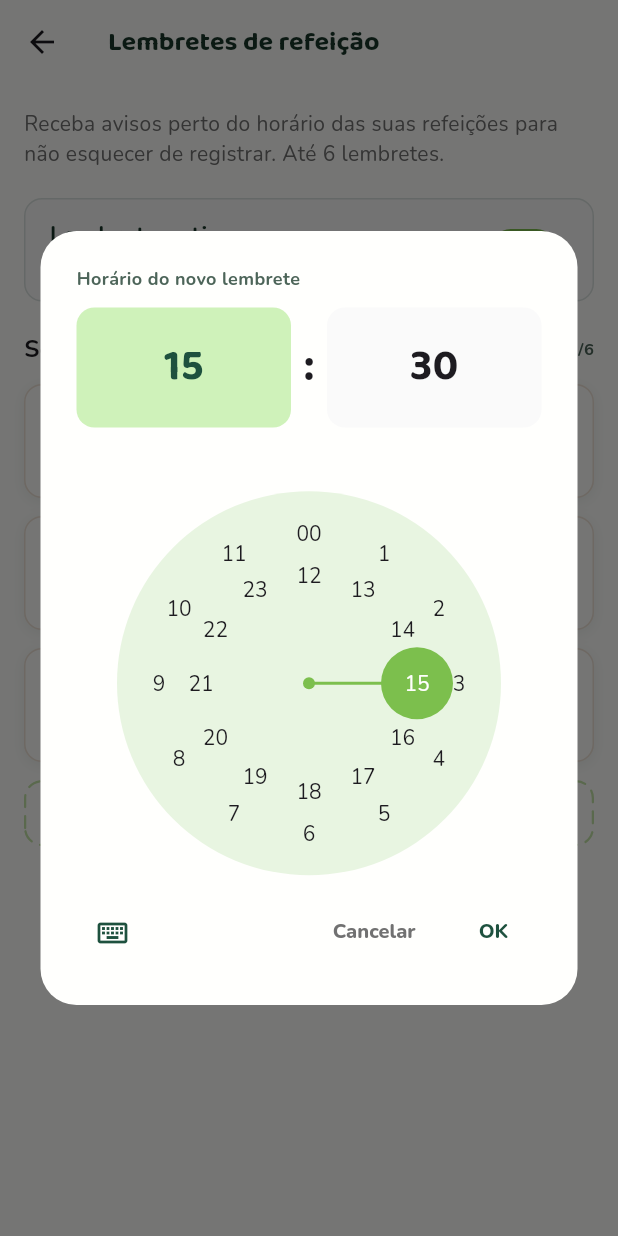
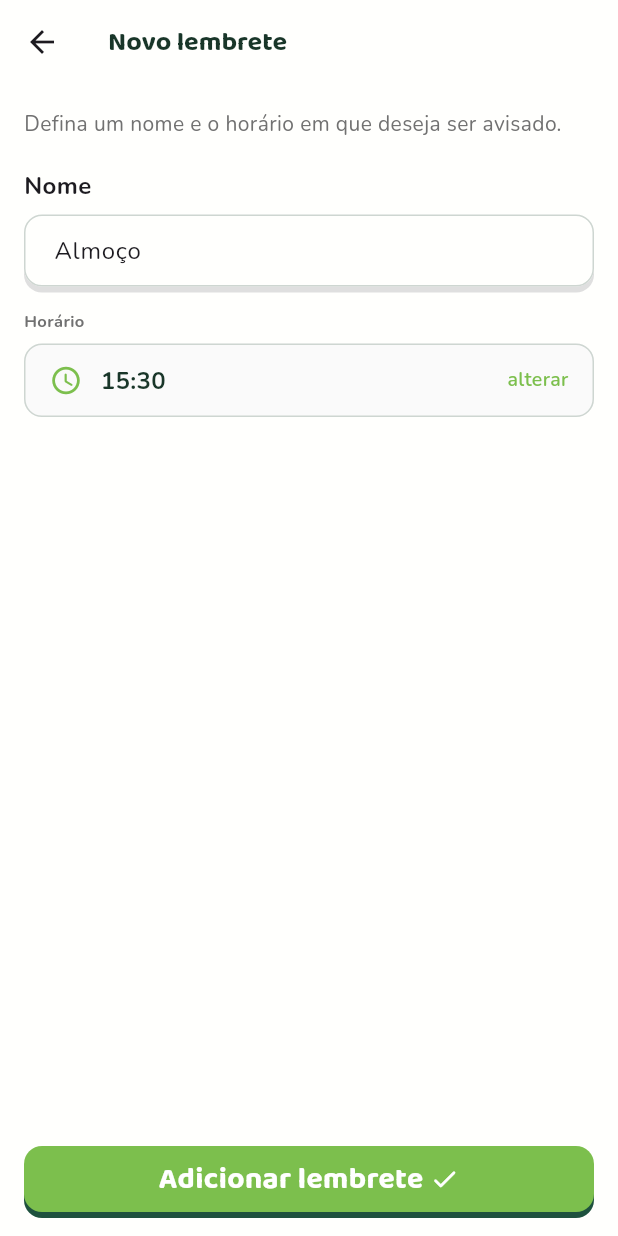
Before and after one commit to israelhub/JacalorIA-CONTADOR-DE-CALORIAS, a Flutter app: the MealRemindersPage screen opened directly, after a tap on "Adicionar lembrete", on a phone screen of 412 x 824 dp. Run offline on Flutter 3.47's test engine with Material 3 defaults, Android fonts, the phone set to English and light mode, and no system bars; our stand-ins replace cached_network_image, camera, flutter_cache_manager, flutter_local_notifications, flutter_svg, flutter_timezone and 8 more; missing offline and left inert: dart:js_interop, mobile_scanner; accounts and stored records are empty.

Commit message:
feat: pagina de criacao de lembrete com nome e horario em 24h

```diff
--- /dev/null
+++ b/frontend/lib/features/reminders/pages/meal_reminder_create_page.dart
@@ -0,0 +1,198 @@
+import 'package:flutter/material.dart';
+
+import '../../../core/notifications/meal_reminder_models.dart';
+import '../../food_analysis/helpers/food_review_helpers.dart';
+import '../../../shared/theme/app_theme.dart';
+import '../../../shared/widgets/app_button.dart';
+import '../../../shared/widgets/app_input.dart';
+import '../../../shared/widgets/app_time_picker.dart';
+
+/// Página dedicada para criar um lembrete (nome + horário).
+///
+/// Retorna um [MealReminderConfig] ao confirmar, ou `null` se cancelado.
+class MealReminderCreatePage extends StatefulWidget {
+  const MealReminderCreatePage({super.key});
+
+  @override
+  State<MealReminderCreatePage> createState() => _MealReminderCreatePageState();
+}
+
+class _MealReminderCreatePageState extends State<MealReminderCreatePage> {
+  static const _initialTime = TimeOfDay(hour: 15, minute: 30);
+
+  late final TextEditingController _titleController;
+  late TimeOfDay _time;
+  late String _suggestedTitle;
+  bool _titleEditedByUser = false;
+
+  @override
+  void initState() {
+    super.initState();
+    _time = _initialTime;
+    _suggestedTitle = foodMealTypeForHour(_time.hour).defaultTitle;
+    _titleController = TextEditingController(text: _suggestedTitle);
+  }
+
+  @override
+  void dispose() {
+    _titleController.dispose();
+    super.dispose();
+  }
+
+  bool get _canSave => _titleController.text.trim().isNotEmpty;
+
+  Future<void> _pickTime() async {
+    final picked = await showAppTimePicker(
+      context: context,
+      initialTime: _time,
+      helpText: 'Horário do lembrete',
+    );
+    if (picked == null || !mounted) {
+      return;
+    }
+
+    final nextSuggested = foodMealTypeForHour(picked.hour).defaultTitle;
+    final currentTitle = _titleController.text.trim();
+    final shouldSyncTitle =
+        !_titleEditedByUser || currentTitle == _suggestedTitle;
+
+    setState(() {
+      _time = picked;
+      _suggestedTitle = nextSuggested;
+      if (shouldSyncTitle) {
+        _titleController.text = nextSuggested;
+        _titleEditedByUser = false;
+      }
+    });
+  }
+
+  void _save() {
+    final title = _titleController.text.trim();
+    if (title.isEmpty) {
+      return;
+    }
+    Navigator.of(context).pop(
+      MealReminderConfig.custom(
+        hour: _time.hour,
+        minute: _time.minute,
+        title: title,
+      ),
+    );
+  }
+
+  String get _timeLabel {
+    final h = _time.hour.toString().padLeft(2, '0');
+    final m = _time.minute.toString().padLeft(2, '0');
+    return '$h:$m';
+  }
+
+  @override
+  Widget build(BuildContext context) {
+    return Scaffold(
+      backgroundColor: AppColors.surface,
+      appBar: AppBar(
+        title: Text(
+          'Novo lembrete',
+          style: AppTextStyles.homeSectionTitle.copyWith(
+            color: AppColors.brand900Variant,
+          ),
+        ),
+        backgroundColor: AppColors.surface,
+        surfaceTintColor: Colors.transparent,
+      ),
+      body: SafeArea(
+        child: Padding(
+          padding: const EdgeInsets.symmetric(
+            horizontal: AppSpacing.lg,
+            vertical: AppSpacing.lg,
+          ),
+          child: Column(
+            crossAxisAlignment: CrossAxisAlignment.stretch,
+            children: [
+              Text(
+                'Defina um nome e o horário em que deseja ser avisado.',
+                style: AppTextStyles.bodyMedium.copyWith(
+                  color: AppColors.textSecondary,
+                ),
+              ),
+              const SizedBox(height: AppSpacing.xl),
+              AppInputField(
+                label: 'Nome',
+                hint: 'Ex.: Lanche da tarde',
+                controller: _titleController,
+                keyboardType: TextInputType.text,
+                onChanged: (_) {
+                  setState(() {
+                    _titleEditedByUser =
+                        _titleController.text.trim() != _suggestedTitle;
+                  });
+                },
+              ),
+              const SizedBox(height: AppSpacing.lg),
+              Text(
+                'Horário',
+                style: AppTextStyles.captionStrong.copyWith(
+                  color: AppColors.textSecondary,
+                ),
+              ),
+              const SizedBox(height: AppSpacing.sm),
+              Material(
+                color: AppColors.surfaceAlt,
+                borderRadius: BorderRadius.circular(AppRadius.md),
+                child: InkWell(
+                  onTap: _pickTime,
+                  borderRadius: BorderRadius.circular(AppRadius.md),
+                  child: Container(
+                    padding: const EdgeInsets.symmetric(
+                      horizontal: AppSpacing.lg,
+                      vertical: AppSpacing.md,
+                    ),
+                    decoration: BoxDecoration(
+                      borderRadius: BorderRadius.circular(AppRadius.md),
+                      border: Border.all(color: AppColors.inputBorder),
+                    ),
+                    child: Row(
+                      children: [
+                        Icon(
+                          Icons.schedule_rounded,
+                          color: AppColors.action500,
+                          size: 22,
+                        ),
+                        const SizedBox(width: AppSpacing.md),
+                        Expanded(
+                          child: Text(
+                            _timeLabel,
+                            style: AppTextStyles.bodyLarge.copyWith(
+                              color: AppColors.brand900Variant,
+                              fontWeight: FontWeight.w700,
+                            ),
+                          ),
+                        ),
+                        Text(
+                          'alterar',
+                          style: AppTextStyles.caption.copyWith(
+                            color: AppColors.action500,
+                            fontWeight: FontWeight.w600,
+                          ),
+                        ),
+                      ],
+                    ),
+                  ),
+                ),
+              ),
+              const Spacer(),
+              SizedBox(
+                height: AppSpacing.huge + AppSpacing.xs,
+                child: AppButton(
+                  label: 'Adicionar lembrete',
+                  onPressed: _canSave ? _save : null,
+                  trailingIcon: Icons.check_rounded,
+                ),
+              ),
+            ],
+          ),
+        ),
+      ),
+    );
+  }
+}
--- a/frontend/lib/features/reminders/pages/meal_reminders_page.dart
+++ b/frontend/lib/features/reminders/pages/meal_reminders_page.dart
@@ -10,6 +10,7 @@ import '../../../shared/widgets/app_dashed_action_button.dart';
 import '../../../shared/widgets/app_page_route.dart';
 import '../../../shared/widgets/app_time_picker.dart';
 import '../../../shared/widgets/app_toast.dart';
+import 'meal_reminder_create_page.dart';
 import 'meal_reminder_name_page.dart';
 
 class MealRemindersPage extends StatefulWidget {
@@ -137,19 +138,13 @@ class _MealRemindersPageState extends State<MealRemindersPage> {
       return;
     }
 
-    final picked = await showAppTimePicker(
-      context: context,
-      initialTime: const TimeOfDay(hour: 15, minute: 30),
-      helpText: 'Horário do novo lembrete',
+    final created = await context.pushSlidePage<MealReminderConfig>(
+      const MealReminderCreatePage(),
     );
-    if (picked == null || !mounted) {
+    if (created == null || !mounted) {
       return;
     }
 
-    final created = MealReminderConfig.custom(
-      hour: picked.hour,
-      minute: picked.minute,
-    );
     final next = _settings.tryAdd(created);
     if (next == null) {
       AppToast.show(
--- a/frontend/lib/shared/widgets/app_time_picker.dart
+++ b/frontend/lib/shared/widgets/app_time_picker.dart
@@ -15,7 +15,11 @@ Future<TimeOfDay?> showAppTimePicker({
     helpText: helpText,
     builder: (context, child) {
       final base = Theme.of(context);
-      return Theme(
+      // Força 24h: no formato 12h do sistema, digitar 18/19 falha a validação
+      // ("horário não permitido") mesmo com locale pt_BR.
+      return MediaQuery(
+        data: MediaQuery.of(context).copyWith(alwaysUse24HourFormat: true),
+        child: Theme(
           data: base.copyWith(
             colorScheme: base.colorScheme.copyWith(
               primary: AppColors.action500,
@@ -59,24 +63,6 @@ Future<TimeOfDay?> showAppTimePicker({
               ),
               dialTextStyle: AppTextStyles.bodyMedium,
               entryModeIconColor: AppColors.brand900,
-            // AM/PM (aparece só em formato 12h).
-            dayPeriodShape: RoundedRectangleBorder(
-              borderRadius: BorderRadius.circular(AppRadius.md),
-              side: const BorderSide(color: AppColors.inputBorder),
-            ),
-            dayPeriodBorderSide: const BorderSide(
-              color: AppColors.inputBorder,
-            ),
-            dayPeriodColor: WidgetStateColor.resolveWith(
-              (states) => states.contains(WidgetState.selected)
-                  ? AppColors.brand300
-                  : AppColors.surface,
-            ),
-            dayPeriodTextColor: WidgetStateColor.resolveWith(
-              (states) => states.contains(WidgetState.selected)
-                  ? AppColors.brand900
-                  : AppColors.textSecondary,
-            ),
               // Campo de digitação (modo teclado).
               timeSelectorSeparatorColor: WidgetStatePropertyAll(
                 AppColors.textPrimary,
@@ -117,6 +103,7 @@ Future<TimeOfDay?> showAppTimePicker({
             ),
           ),
           child: child ?? const SizedBox.shrink(),
+        ),
       );
     },
   );
--- a/frontend/pubspec.yaml
+++ b/frontend/pubspec.yaml
@@ -81,7 +81,6 @@ flutter:
     - assets/images/avatar_frames/
     - assets/images/avatar_backgrounds/
     - assets/icons/
-    - assets/google_fonts/
     - assets/videos/jaca_video_padrao_mobile_fast.webp
     - assets/videos/jaca_triste_mobile_fast.webp
     - assets/videos/jaca_assustado_mobile_fast.webp
```
Also changed, not shown: frontend/lib/main.dart (+0 -22 lines). Lines whose indentation alone changed are shown as unchanged.
